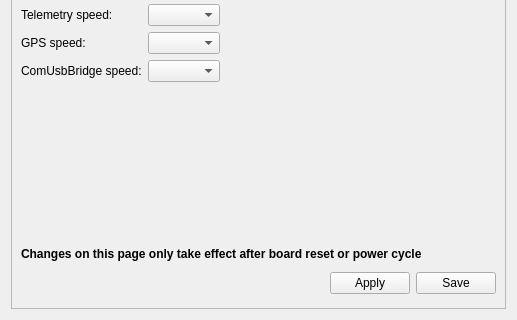
vooon/OpenPilot, file ground/openpilotgcs/src/plugins/config/cc_hw_settings.ui: the form before one commit; both pictures show x 0 to 517 and y 167 to 487 of the 517 by 487 pixel window.
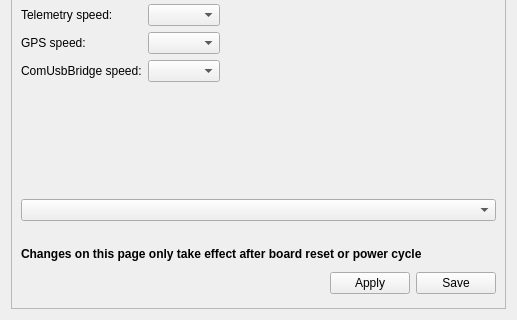
The form after the commit. Icons and pictures are not drawn.

Commit message: Enable/Disable gps module based on port settings.

```diff
--- a/ground/openpilotgcs/src/plugins/config/cc_hw_settings.ui
+++ b/ground/openpilotgcs/src/plugins/config/cc_hw_settings.ui
@@ -210,6 +210,9 @@
         </property>
        </spacer>
       </item>
+      <item>
+       <widget class="QComboBox" name="cbGpsEnabled"/>
+      </item>
       <item>
        <widget class="QLabel" name="problems">
         <property name="font">
```
Left out of the diff: 1 changed line with no effect on the pictures. The commit also changes 1 other file.
